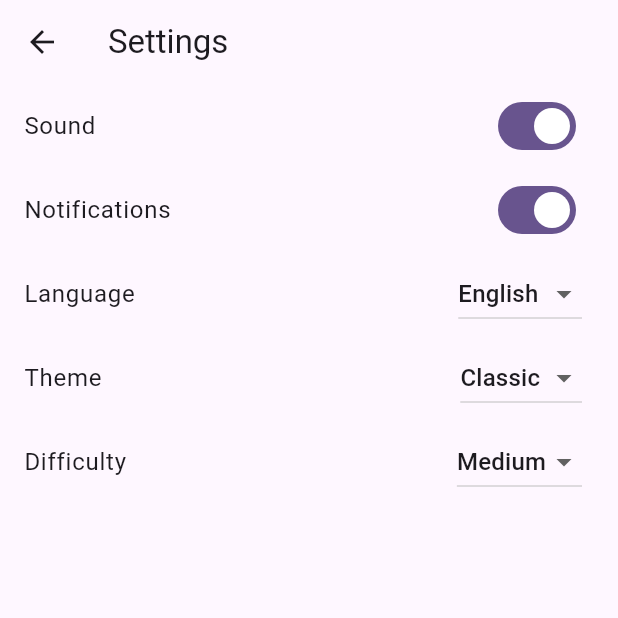
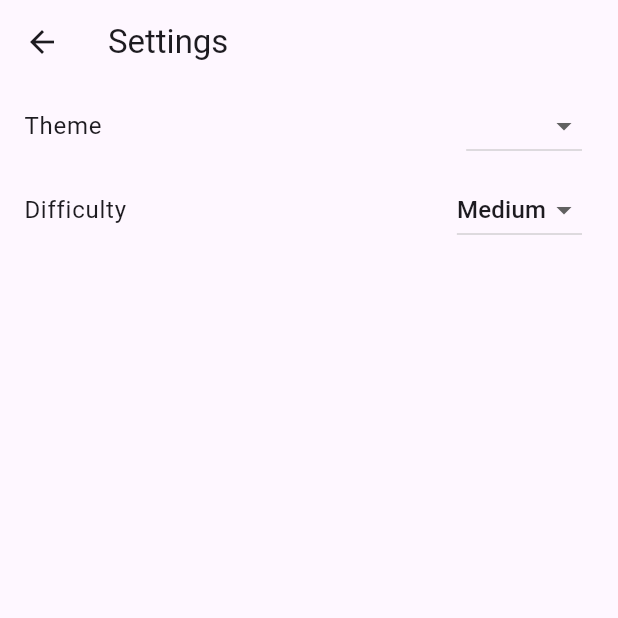
Before and after one commit to LilianNG07/gamehub, a Flutter app: the SettingsPage screen opened directly, on a phone screen of 412 x 824 dp, the top half of it. Run offline on Flutter 3.47's test engine with Material 3 defaults, Android fonts, the phone set to English and light mode, and no system bars.

Commit message:
Add files via upload

```diff
--- a/lib/setting.dart
+++ b/lib/setting.dart
@@ -6,10 +6,7 @@ class SettingsPage extends StatefulWidget {
 }
 
 class _SettingsPageState extends State<SettingsPage> {
-  bool soundEnabled = true;
-  bool notificationsEnabled = true;
-  String language = 'English';
-  String theme = 'Classic';
+  String theme = 'default';
   String difficulty = 'Medium';
 
   @override
@@ -20,42 +17,6 @@ class _SettingsPageState extends State<SettingsPage> {
       ),
       body: ListView(
         children: <Widget>[
-          SwitchListTile(
-            title: Text('Sound'),
-            value: soundEnabled,
-            onChanged: (bool value) {
-              setState(() {
-                soundEnabled = value;
-              });
-            },
-          ),
-          SwitchListTile(
-            title: Text('Notifications'),
-            value: notificationsEnabled,
-            onChanged: (bool value) {
-              setState(() {
-                notificationsEnabled = value;
-              });
-            },
-          ),
-          ListTile(
-            title: Text('Language'),
-            trailing: DropdownButton<String>(
-              value: language,
-              onChanged: (String? newValue) {
-                setState(() {
-                  language = newValue!;
-                });
-              },
-              items: <String>['English', 'French', 'Spanish', 'German']
-                  .map<DropdownMenuItem<String>>((String value) {
-                return DropdownMenuItem<String>(
-                  value: value,
-                  child: Text(value),
-                );
-              }).toList(),
-            ),
-          ),
           ListTile(
             title: Text('Theme'),
             trailing: DropdownButton<String>(
@@ -65,7 +26,7 @@ class _SettingsPageState extends State<SettingsPage> {
                   theme = newValue!;
                 });
               },
-              items: <String>['Classic', 'Modern', 'Fantasy', 'Sci-fi']
+              items: <String>['Default', 'Classic']
                   .map<DropdownMenuItem<String>>((String value) {
                 return DropdownMenuItem<String>(
                   value: value,
```
Also changed, not shown: lib/ChessPiece.dart (+22 -10 lines), lib/chess_game.dart (+93 -15 lines), lib/linearMov.dart (+27 -0 lines), lib/home.dart (line endings or trailing spaces), lib/main.dart (line endings or trailing spaces), lib/resume.dart (line endings or trailing spaces).
